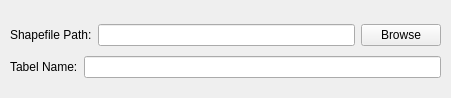
This is res/shp2postgresql.ui in Mr-Developer-again/shp2pgsql as Qt 5 draws it before an edit. The edited form follows.
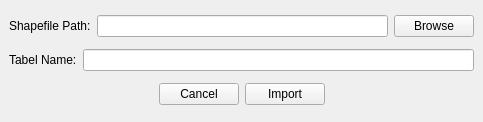
This is the edited form.

Commit message: adding "cancel" and "import" buttons

Diff of the .ui file:
```diff
--- a/res/shp2postgresql.ui
+++ b/res/shp2postgresql.ui
@@ -6,23 +6,14 @@
    <rect>
     <x>0</x>
     <y>0</y>
-    <width>451</width>
-    <height>98</height>
+    <width>483</width>
+    <height>122</height>
    </rect>
   </property>
   <property name="windowTitle">
    <string>Shp2Postgresql</string>
   </property>
   <widget class="QWidget" name="centralwidget">
-   <widget class="QWidget" name="">
-    <property name="geometry">
-     <rect>
-      <x>10</x>
-      <y>20</y>
-      <width>431</width>
-      <height>62</height>
-     </rect>
-    </property>
     <layout class="QVBoxLayout" name="verticalLayout">
      <item>
       <layout class="QHBoxLayout" name="horizontalLayout">
@@ -59,8 +50,51 @@
        </item>
       </layout>
      </item>
-    </layout>
-   </widget>
+    <item>
+     <layout class="QHBoxLayout" name="horizontalLayout_3">
+      <item>
+       <spacer name="horizontalSpacer_2">
+        <property name="orientation">
+         <enum>Qt::Horizontal</enum>
+        </property>
+        <property name="sizeHint" stdset="0">
+         <size>
+          <width>40</width>
+          <height>20</height>
+         </size>
+        </property>
+       </spacer>
+      </item>
+      <item>
+       <widget class="QPushButton" name="cancelPushButton">
+        <property name="text">
+         <string>Cancel</string>
+        </property>
+       </widget>
+      </item>
+      <item>
+       <widget class="QPushButton" name="importPushButton">
+        <property name="text">
+         <string>Import</string>
+        </property>
+       </widget>
+      </item>
+      <item>
+       <spacer name="horizontalSpacer">
+        <property name="orientation">
+         <enum>Qt::Horizontal</enum>
+        </property>
+        <property name="sizeHint" stdset="0">
+         <size>
+          <width>40</width>
+          <height>20</height>
+         </size>
+        </property>
+       </spacer>
+      </item>
+     </layout>
+    </item>
+   </layout>
   </widget>
  </widget>
  <resources/>
```
Lines whose indentation alone changed are shown as unchanged. The commit also changes 2 other files.
